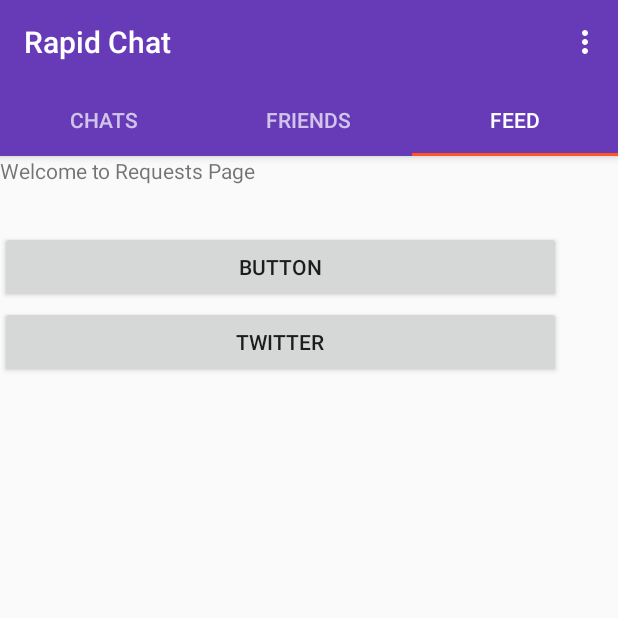
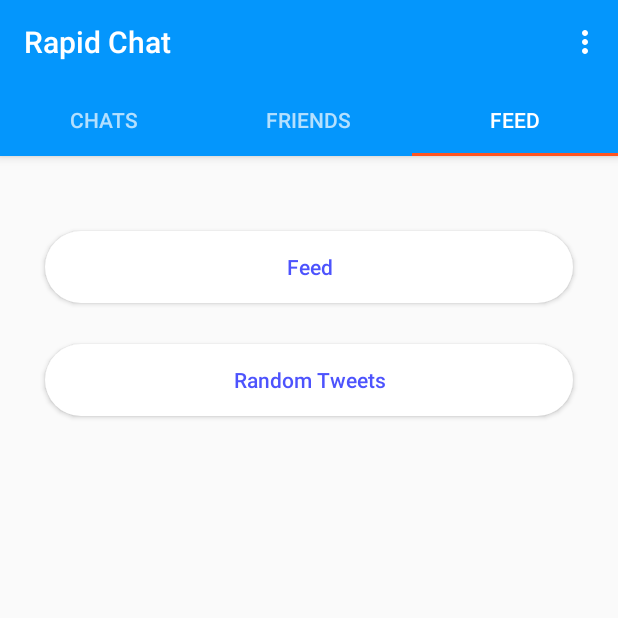
Before and after one commit to MattSuekel/Inspire, an Android app: the screen it shows after launch once a user with an empty profile is signed in (MainActivity), tab 3 chosen, on a phone screen of 412 x 824 dp, the top half of it. Run offline under Robolectric (Android 15) with nearby library versions, the phone set to English and light mode, and no system bars; our stand-ins replace CircleImageView, Firebase (no records; nobody signed in at launch, a user with empty details on screens opened directly), Picasso; pictures from the network do not load; 2 statements that could not run were skipped.

Commit message:
- UI Overhaul on more things

```diff
--- a/app/src/main/res/layout/activity_mainblog.xml
+++ b/app/src/main/res/layout/activity_mainblog.xml
@@ -53,7 +53,8 @@
         android:id="@+id/blog_list"
         android:layout_width="match_parent"
         android:layout_height="match_parent"
-        android:layout_marginTop="103dp">
+        android:layout_marginTop="103dp"
+        android:background="@mipmap/background">
 
     </android.support.v7.widget.RecyclerView>
 
--- a/app/src/main/res/layout/fragment_blog.xml
+++ b/app/src/main/res/layout/fragment_blog.xml
@@ -6,24 +6,46 @@
 
     <!-- TODO: Update blank fragment layout -->
 
+    <!--   <Button
+           android:id="@+id/button2"
+           android:layout_width="374dp"
+           android:layout_height="wrap_content"
+           android:layout_marginTop="50dp"
+           android:text="Button" />
+
+       <Button
+           android:id="@+id/btweet"
+           android:layout_width="374dp"
+           android:layout_height="wrap_content"
+           android:layout_marginTop="100dp"
+           android:text="Twitter" />-->
+
     <Button
         android:id="@+id/button2"
-        android:layout_width="374dp"
+        android:layout_width="match_parent"
         android:layout_height="wrap_content"
+        android:layout_above="@+id/btweet"
+        android:layout_centerHorizontal="true"
+        android:layout_marginLeft="30dp"
+        android:layout_marginRight="30dp"
         android:layout_marginTop="50dp"
-        android:text="Button" />
-
-    <TextView
-        android:id="@+id/button"
-        android:layout_width="match_parent"
-        android:layout_height="match_parent"
-        android:text="Welcome to Requests Page" />
+        android:background="@drawable/input_background"
+        android:text="Feed"
+        android:textAllCaps="false"
+        android:textColor="@color/colorPrimaryDark" />
 
     <Button
         android:id="@+id/btweet"
-        android:layout_width="374dp"
+        android:layout_width="match_parent"
         android:layout_height="wrap_content"
-        android:layout_marginTop="100dp"
-        android:text="Twitter" />
+        android:layout_below="@+id/button2"
+        android:layout_centerHorizontal="true"
+        android:layout_marginLeft="30dp"
+        android:layout_marginRight="30dp"
+        android:layout_marginTop="125dp"
+        android:background="@drawable/input_background"
+        android:text="Random Tweets"
+        android:textAllCaps="false"
+        android:textColor="@color/colorPrimaryDark"/>
 
 </FrameLayout>
--- a/app/src/main/res/values/colors.xml
+++ b/app/src/main/res/values/colors.xml
@@ -1,7 +1,7 @@
 <?xml version="1.0" encoding="utf-8"?>
 <resources>
-    <color name="colorPrimary">#673bb7</color>
-    <color name="colorPrimaryDark">#512da7</color>
+    <color name="colorPrimary">#0496fc</color>
+    <color name="colorPrimaryDark">#4d53fd</color>
     <color name="colorAccent">#ff5521</color>
     <color name="darkColor">#222222</color>
 
@@ -19,7 +19,7 @@
     <color name="gray">#FFFFFF</color>
 
     <color name="black_semi_transparent">#B2000000</color>
-    <color name="background">#e5e5e5</color>
+    <color name="background">#81ffffff</color>
     <color name="half_black">#808080</color>
     <color name="white">#fafafa</color>
     <color name="white_pressed">#f1f1f1</color>
```
Also changed, not shown: app/src/main/res/layout/activity_post.xml (+28 -26 lines), app/src/main/res/layout/activity_profile.xml (+42 -10 lines), app/src/main/res/layout/activity_settings.xml (+13 -8 lines).
